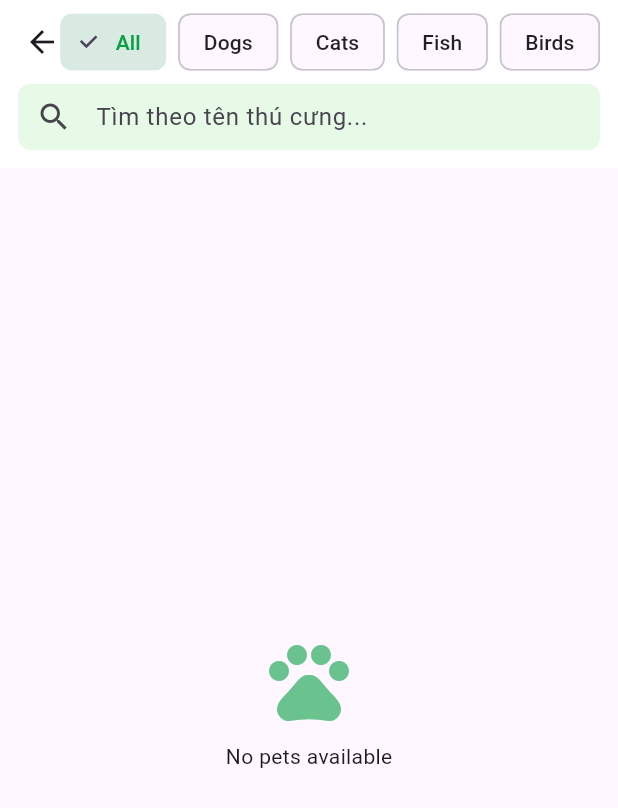
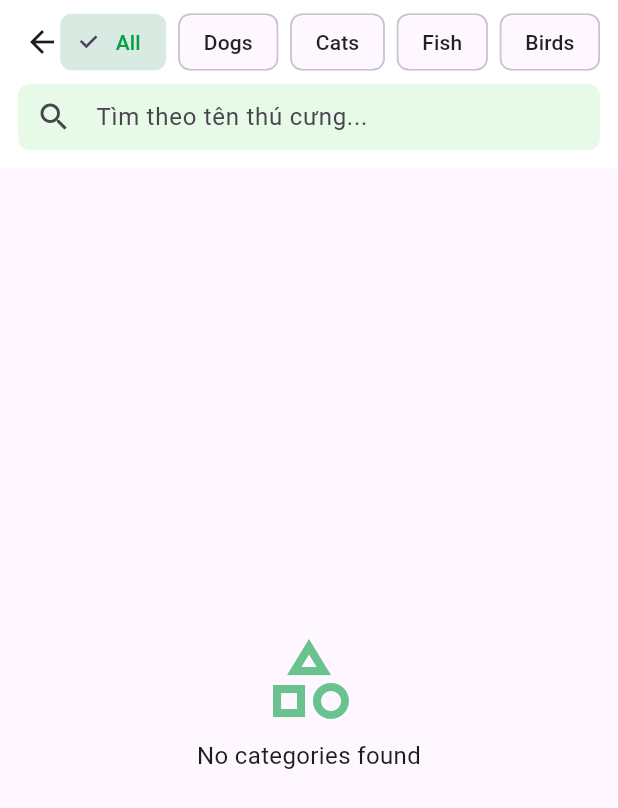
Before and after one commit to MinhTam503/HappyPetStore, a Flutter app: the PetsAdmin screen opened directly, on a phone screen of 412 x 824 dp. Shown: the top 808 px of the screen. Run offline on Flutter 3.47's test engine with Material 3 defaults, Android fonts, the phone set to English and light mode, and no system bars; our stand-ins replace bloc, cloud_firestore, file_picker, firebase_auth, firebase_core, firebase_storage and 8 more; missing offline and left inert: dart:js, flutter_stripe; accounts and stored records are empty; network calls fail.

Commit message:
(refactor) directory structure

```diff
--- /dev/null
+++ b/lib/view/web/components/empty_state.dart
@@ -0,0 +1,38 @@
+import 'package:flutter/material.dart';
+
+import '../../../utils/contants.dart';
+
+class EmptyState extends StatelessWidget {
+  final String label;
+  final IconData icon;
+  final Color? iconColor;
+
+  const EmptyState({
+    super.key,
+    required this.label,
+    this.icon = Icons.info_outline,
+    this.iconColor,
+  });
+
+  @override
+  Widget build(BuildContext context) {
+    return Center(
+      child: Column(
+        mainAxisSize: MainAxisSize.min,
+        children: [
+          Icon(
+            icon,
+            size: 64,
+            color: (iconColor ?? primaryColor).withOpacity(.6),
+          ),
+          const SizedBox(height: 8),
+          Text(
+            label,
+            style: const TextStyle(fontSize: 16),
+            textAlign: TextAlign.center,
+          ),
+        ],
+      ),
+    );
+  }
+}
--- a/lib/view/web/screen_admin/pet/components/empty_state.dart
+++ /dev/null
@@ -1,22 +0,0 @@
-import 'package:flutter/material.dart';
-
-import '../../../../../utils/contants.dart';
-
-class EmptyState extends StatelessWidget {
-  const EmptyState();
-
-  @override
-  Widget build(BuildContext context) {
-    return Center(
-      child: Column(
-        mainAxisSize: MainAxisSize.min,
-        children: [
-          Icon(Icons.pets_outlined,
-              size: 64, color: primaryColor.withOpacity(.6)),
-          const SizedBox(height: 8),
-          const Text('No pets available'),
-        ],
-      ),
-    );
-  }
-}
--- a/lib/view/web/screen_admin/pet/pets_admin.dart
+++ b/lib/view/web/screen_admin/pet/pets_admin.dart
@@ -8,8 +8,9 @@ import 'package:pet_shop/utils/contants.dart';
 import 'package:uuid/uuid.dart';
 import 'package:http/http.dart' as http;
 
+import '../../components/empty_state.dart';
 import '../../model/pet_model.dart';
-import 'components/empty_state.dart';
+
 import 'components/pet_card.dart';
 
 class PetsAdmin extends StatefulWidget {
@@ -50,7 +51,10 @@ class _PetsState extends State<PetsAdmin> {
     try {
       String ext = 'jpg';
       if (fileName.contains('.')) {
-        ext = fileName.split('.').last.toLowerCase();
+        ext = fileName
+            .split('.')
+            .last
+            .toLowerCase();
       }
       final finalFileName =
       fileName.contains('.') ? fileName : '$fileName.$ext';
@@ -304,7 +308,10 @@ class _PetsState extends State<PetsAdmin> {
                       child: CircularProgressIndicator(color: primaryColor));
                 }
                 if (!snapshot.hasData || snapshot.data!.docs.isEmpty) {
-                  return const EmptyState();
+                  return const EmptyState(
+                    label: 'No categories found',
+                    icon: Icons.category_outlined,
+                  );
                 }
                 var pets = snapshot.data!.docs
                     .map((doc) => Pet.fromDocument(doc))
@@ -336,7 +343,8 @@ class _PetsState extends State<PetsAdmin> {
                         childAspectRatio: 3 / 2,
                       ),
                       itemCount: pets.length,
-                      itemBuilder: (context, i) => PetCard(
+                      itemBuilder: (context, i) =>
+                          PetCard(
                             pet: pets[i],
                             onEdit: () => _showPetDialog(pet: pets[i]),
                             onDelete: () => _confirmDelete(pets[i].id),
@@ -369,16 +377,19 @@ class _PetsState extends State<PetsAdmin> {
   Future<void> _confirmDelete(String id) async {
     final ok = await showDialog<bool>(
       context: context,
-      builder: (_) => AlertDialog(
+      builder: (_) =>
+          AlertDialog(
             title: const Text('Xác nhận'),
-        content: const Text('Bạn có chắc chắn muốn xóa thú cưng này không?'),
+            content: const Text(
+                'Bạn có chắc chắn muốn xóa thú cưng này không?'),
             actions: [
               TextButton(
                   onPressed: () => Navigator.pop(context, false),
                   child: const Text('Hủy')),
               TextButton(
                   onPressed: () => Navigator.pop(context, true),
-              child: const Text('Xóa', style: TextStyle(color: Colors.red))),
+                  child: const Text(
+                      'Xóa', style: TextStyle(color: Colors.red))),
             ],
           ),
     );
@@ -447,7 +458,8 @@ class _PetsState extends State<PetsAdmin> {
                                   },
                                   items: categories
                                       .sublist(1)
-                                      .map((e) => DropdownMenuItem(
+                                      .map((e) =>
+                                      DropdownMenuItem(
                                           value: e, child: Text(e)))
                                       .toList(),
                                 ),
@@ -461,7 +473,8 @@ class _PetsState extends State<PetsAdmin> {
                                     onChanged: (v) =>
                                         setStateDialog(() => selectedBreed = v),
                                     items: breedsList
-                                        .map((e) => DropdownMenuItem(
+                                        .map((e) =>
+                                        DropdownMenuItem(
                                             value: e, child: Text(e)))
                                         .toList(),
                                   ),
@@ -484,10 +497,13 @@ class _PetsState extends State<PetsAdmin> {
                                       : null,
                                   decoration: _input('Gender',
                                       prefix: const Icon(Icons.wc_outlined)),
-                                  onChanged: (v) => setStateDialog(
-                                      () => genderController.text = v ?? ''),
+                                  onChanged: (v) =>
+                                      setStateDialog(
+                                              () =>
+                                          genderController.text = v ?? ''),
                                   items: genderOptions
-                                      .map((e) => DropdownMenuItem(
+                                      .map((e) =>
+                                      DropdownMenuItem(
                                           value: e, child: Text(e)))
                                       .toList(),
                                 ),
@@ -590,14 +606,24 @@ class _PetsState extends State<PetsAdmin> {
                   style: FilledButton.styleFrom(backgroundColor: primaryColor),
                   onPressed: () async {
                     // Validate
-                    if (nameController.text.trim().isEmpty ||
+                    if (nameController.text
+                        .trim()
+                        .isEmpty ||
                         pickedCategory.isEmpty ||
-                        ageController.text.trim().isEmpty ||
+                        ageController.text
+                            .trim()
+                            .isEmpty ||
                         selectedBreed == null ||
-                        aboutController.text.trim().isEmpty ||
-                        genderController.text.trim().isNotEmpty &&
+                        aboutController.text
+                            .trim()
+                            .isEmpty ||
+                        genderController.text
+                            .trim()
+                            .isNotEmpty &&
                             !genderOptions.contains(genderController.text) ||
-                        weightController.text.trim().isEmpty ||
+                        weightController.text
+                            .trim()
+                            .isEmpty ||
                         (_imageBytes == null &&
                             (pet == null || imageController.text.isEmpty))) {
                       _snack('Vui lòng nhập đầy đủ thông tin và chọn ảnh!');
```
Lines whose indentation alone changed are shown as unchanged.
